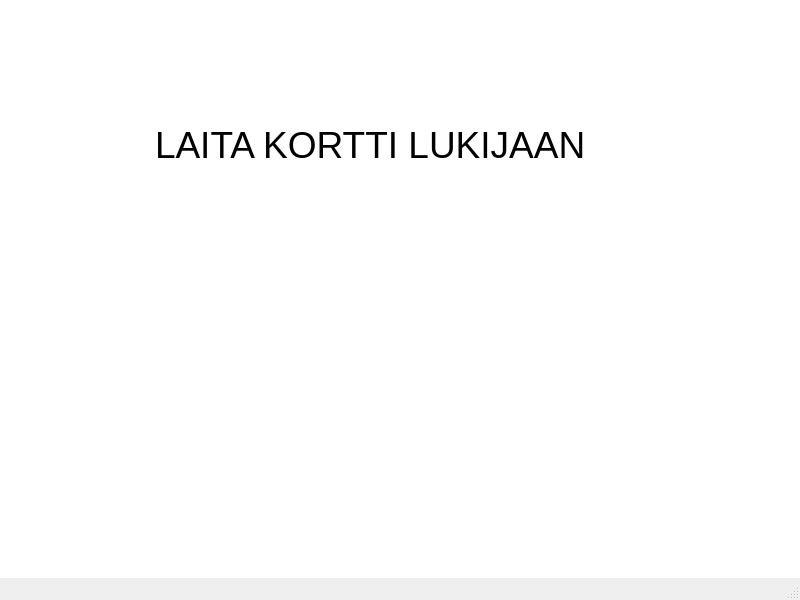
First picture: the form in bankautomat/mainwindow.ui, repository banksimul2022/group5, before the edit.
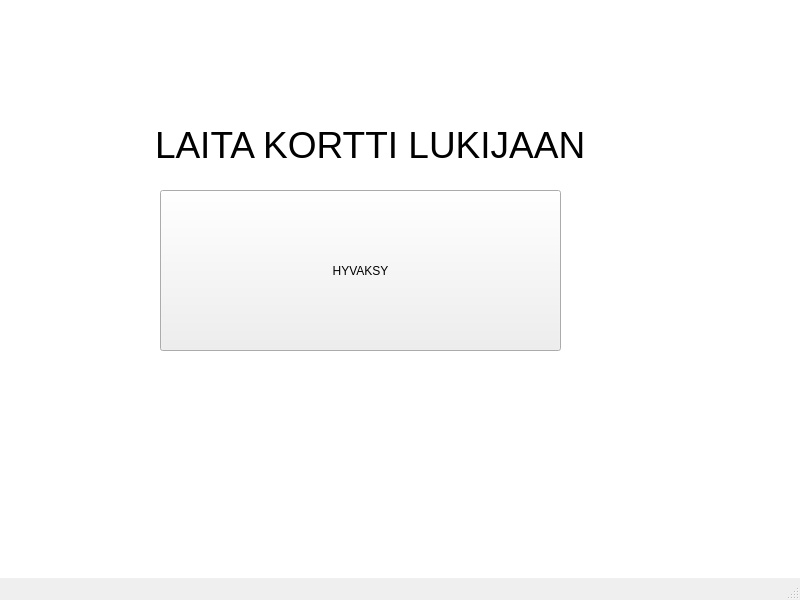
Second picture: the form after the edit.

The edit to the form file:
```diff
--- a/bankautomat/mainwindow.ui
+++ b/bankautomat/mainwindow.ui
@@ -34,6 +34,19 @@
 &lt;p style=&quot; margin-top:0px; margin-bottom:0px; margin-left:0px; margin-right:0px; -qt-block-indent:0; text-indent:0px;&quot;&gt;&lt;span style=&quot; font-size:28pt;&quot;&gt;		LAITA KORTTI LUKIJAAN&lt;/span&gt;&lt;/p&gt;&lt;/body&gt;&lt;/html&gt;</string>
     </property>
    </widget>
+   <widget class="QPushButton" name="HYVAKSY">
+    <property name="geometry">
+     <rect>
+      <x>160</x>
+      <y>190</y>
+      <width>401</width>
+      <height>161</height>
+     </rect>
+    </property>
+    <property name="text">
+     <string>HYVAKSY</string>
+    </property>
+   </widget>
   </widget>
   <widget class="QMenuBar" name="menubar">
    <property name="geometry">
```
